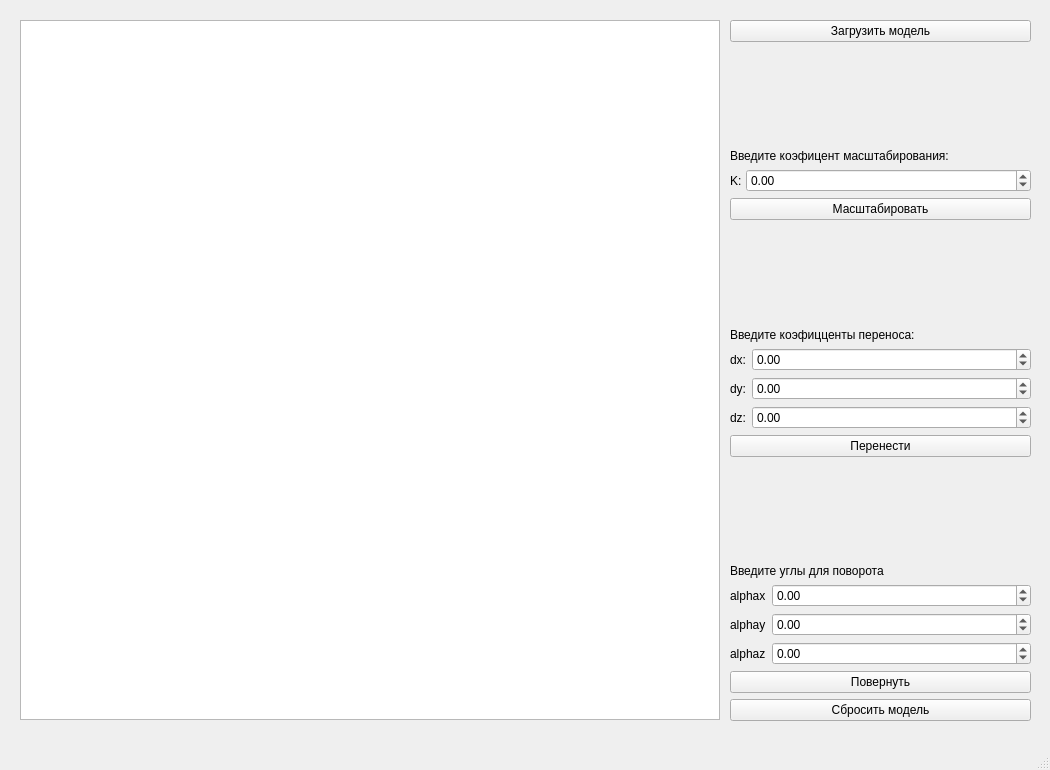
Before: the Qt Designer form OOP/lab01/mainwindow.ui in tatarinova0903/bmstu_sem4, drawn with Qt 5.
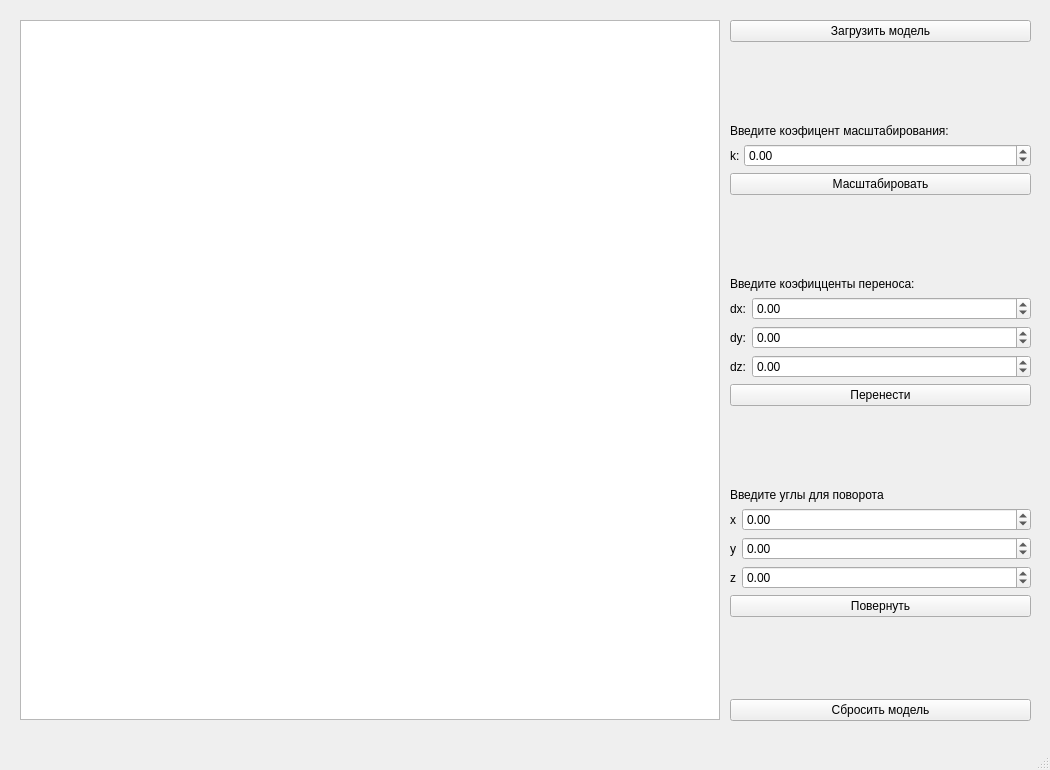
After: the same form once the commit is applied.

```diff
--- a/OOP/lab01/mainwindow.ui
+++ b/OOP/lab01/mainwindow.ui
@@ -75,7 +75,7 @@
        <item row="2" column="0">
         <widget class="QLabel" name="label_6">
          <property name="text">
-          <string>K: </string>
+          <string>k: </string>
          </property>
         </widget>
        </item>
@@ -205,7 +205,7 @@
        <item row="0" column="0">
         <widget class="QLabel" name="label">
          <property name="text">
-          <string>alphax</string>
+          <string>x</string>
          </property>
         </widget>
        </item>
@@ -232,14 +232,14 @@
        <item row="2" column="0">
         <widget class="QLabel" name="label_3">
          <property name="text">
-          <string>alphay</string>
+          <string>y</string>
          </property>
         </widget>
        </item>
        <item row="3" column="0">
         <widget class="QLabel" name="label_4">
          <property name="text">
-          <string>alphaz</string>
+          <string>z</string>
          </property>
         </widget>
        </item>
@@ -262,6 +262,19 @@
        </property>
       </widget>
      </item>
+     <item>
+      <spacer name="verticalSpacer_4">
+       <property name="orientation">
+        <enum>Qt::Vertical</enum>
+       </property>
+       <property name="sizeHint" stdset="0">
+        <size>
+         <width>20</width>
+         <height>40</height>
+        </size>
+       </property>
+      </spacer>
+     </item>
      <item>
       <widget class="QPushButton" name="clearButton">
        <property name="text">
```
